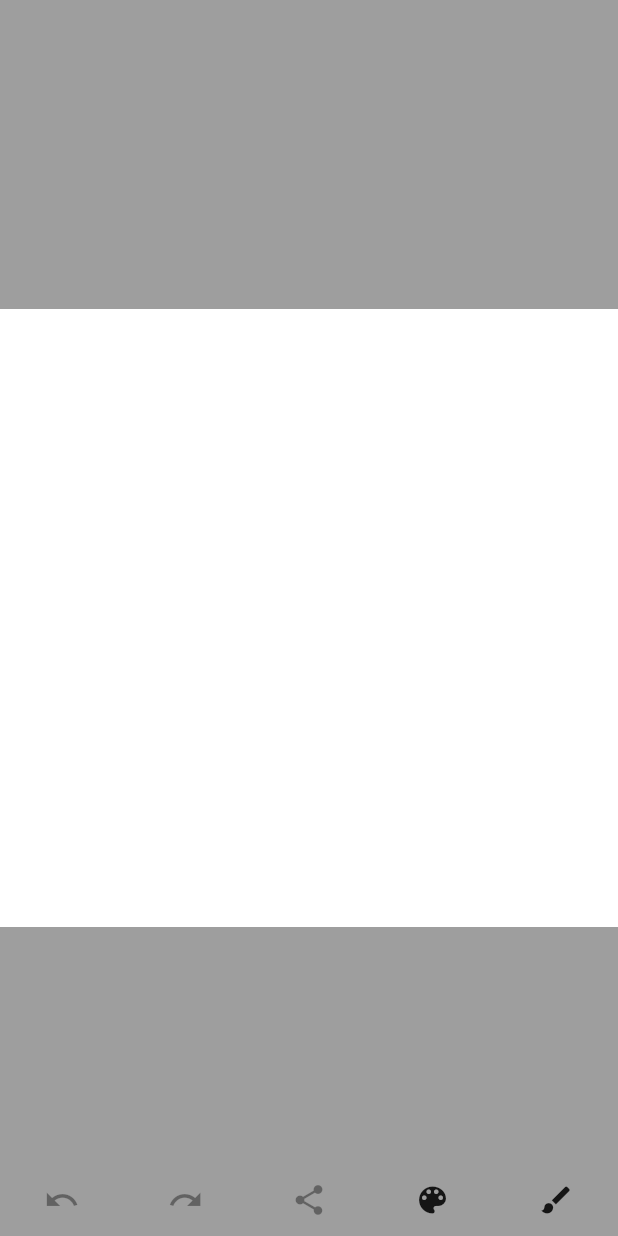
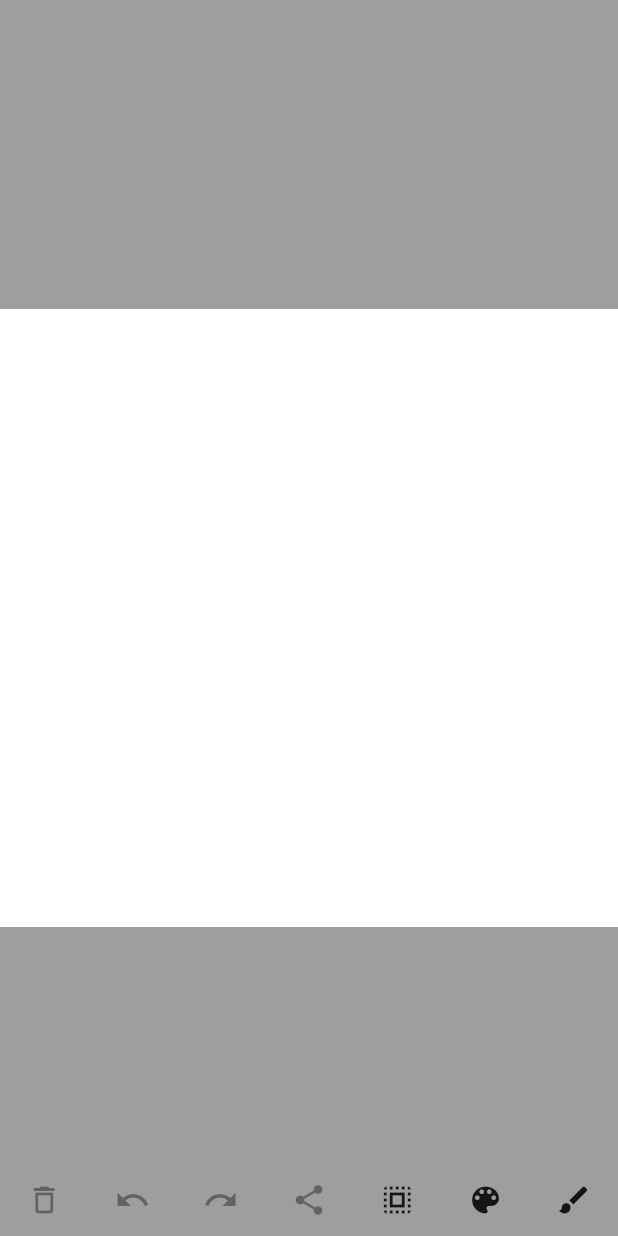
Before and after one commit to pavel-prykhodko96/custom_drawer, a Flutter app: the screen it shows after launch, on a phone screen of 412 x 824 dp. Run offline on Flutter 3.47's test engine with Material 2 defaults, Android fonts, the phone set to English and light mode, and no system bars.

Commit message:
added clear and select paint item buttons

```diff
--- a/custom_drawer_app/lib/ui/buttons_panel.dart
+++ b/custom_drawer_app/lib/ui/buttons_panel.dart
@@ -16,6 +16,21 @@ class ButtonsPanel extends StatelessWidget {
     return Container(
       child: Row(
         children: [
+          Expanded(
+            child: StreamBuilder<List<Line>>(
+              stream: linesBloc.linesStream,
+              builder: (context, snapshot) {
+                final bool enableButton =
+                    snapshot.hasData && snapshot.data.isNotEmpty;
+
+                return IconButton(
+                  icon: Icon(Icons.delete_outline),
+                  onPressed: // enableButton ? linesBloc.clear :
+                      null,
+                );
+              },
+            ),
+          ),
           Expanded(
             child: StreamBuilder<List<Line>>(
               stream: linesBloc.linesStream,
@@ -52,6 +67,12 @@ class ButtonsPanel extends StatelessWidget {
           ),
           Expanded(
             child: IconButton(
+              icon: Icon(Icons.select_all),
+              onPressed: () {},
+            ),
+          ),
+          Expanded(
+            child: IconButton(
               icon: Icon(Icons.color_lens),
               onPressed: () {
                 ///// DEBUG /////
```
